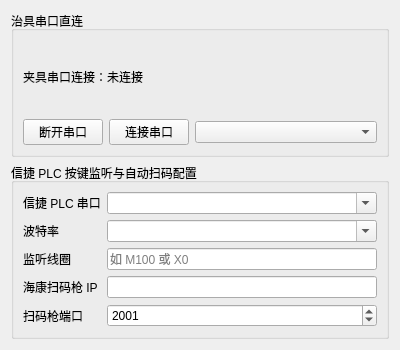
Qt form platform/settings/widgets/fixture_uart.ui (yuhuang163/test) before a commit.
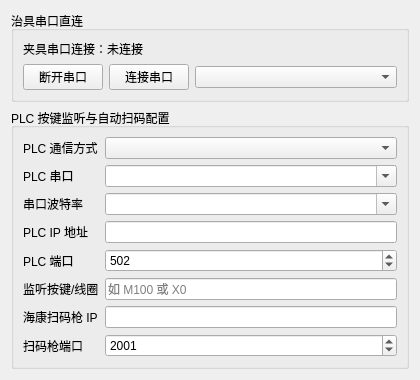
The same form after that commit.

Commit message: 兼容信捷plc  tcp通讯

What changed in the file:
```diff
--- a/platform/settings/widgets/fixture_uart.ui
+++ b/platform/settings/widgets/fixture_uart.ui
@@ -6,8 +6,8 @@
    <rect>
     <x>0</x>
     <y>0</y>
-    <width>400</width>
-    <height>350</height>
+    <width>420</width>
+    <height>380</height>
    </rect>
   </property>
   <property name="windowTitle">
@@ -63,69 +63,106 @@
      <item>
       <widget class="QGroupBox" name="preStartMonitorGroup">
        <property name="title">
-        <string>信捷 PLC 按键监听与自动扫码配置</string>
+        <string>PLC 按键监听与自动扫码配置</string>
        </property>
        <layout class="QFormLayout" name="preStartMonitorFormLayout">
         <item row="0" column="0">
-         <widget class="QLabel" name="plcComPortLabel">
+         <widget class="QLabel" name="plcDeviceLabel">
           <property name="text">
-           <string>信捷 PLC 串口</string>
+           <string>PLC 通信方式</string>
           </property>
          </widget>
         </item>
         <item row="0" column="1">
-         <widget class="QComboBox" name="plcComPortCombo">
-          <property name="editable">
-           <bool>true</bool>
-          </property>
-         </widget>
+         <widget class="QComboBox" name="plcDeviceCombo"/>
         </item>
         <item row="1" column="0">
-         <widget class="QLabel" name="plcBaudRateLabel">
+         <widget class="QLabel" name="plcComPortLabel">
           <property name="text">
-           <string>波特率</string>
+           <string>PLC 串口</string>
           </property>
          </widget>
         </item>
         <item row="1" column="1">
-         <widget class="QComboBox" name="plcBaudRateCombo">
+         <widget class="QComboBox" name="plcComPortCombo">
           <property name="editable">
            <bool>true</bool>
           </property>
          </widget>
         </item>
         <item row="2" column="0">
-         <widget class="QLabel" name="plcWaitAddressLabel">
+         <widget class="QLabel" name="plcBaudRateLabel">
           <property name="text">
-           <string>监听线圈</string>
+           <string>串口波特率</string>
           </property>
          </widget>
         </item>
         <item row="2" column="1">
+         <widget class="QComboBox" name="plcBaudRateCombo">
+          <property name="editable">
+           <bool>true</bool>
+          </property>
+         </widget>
+        </item>
+        <item row="3" column="0">
+         <widget class="QLabel" name="plcIpLabel">
+          <property name="text">
+           <string>PLC IP 地址</string>
+          </property>
+         </widget>
+        </item>
+        <item row="3" column="1">
+         <widget class="QLineEdit" name="plcIpLineEdit"/>
+        </item>
+        <item row="4" column="0">
+         <widget class="QLabel" name="plcPortLabel">
+          <property name="text">
+           <string>PLC 端口</string>
+          </property>
+         </widget>
+        </item>
+        <item row="4" column="1">
+         <widget class="QSpinBox" name="plcPortSpinBox">
+          <property name="maximum">
+           <number>65535</number>
+          </property>
+          <property name="value">
+           <number>502</number>
+          </property>
+         </widget>
+        </item>
+        <item row="5" column="0">
+         <widget class="QLabel" name="plcWaitAddressLabel">
+          <property name="text">
+           <string>监听按键/线圈</string>
+          </property>
+         </widget>
+        </item>
+        <item row="5" column="1">
          <widget class="QLineEdit" name="plcWaitAddressLineEdit">
           <property name="placeholderText">
            <string>如 M100 或 X0</string>
           </property>
          </widget>
         </item>
-        <item row="3" column="0">
+        <item row="6" column="0">
          <widget class="QLabel" name="scannerIpLabel">
           <property name="text">
            <string>海康扫码枪 IP</string>
           </property>
          </widget>
         </item>
-        <item row="3" column="1">
+        <item row="6" column="1">
          <widget class="QLineEdit" name="scannerIpLineEdit"/>
         </item>
-        <item row="4" column="0">
+        <item row="7" column="0">
          <widget class="QLabel" name="scannerPortLabel">
           <property name="text">
            <string>扫码枪端口</string>
           </property>
          </widget>
         </item>
-        <item row="4" column="1">
+        <item row="7" column="1">
          <widget class="QSpinBox" name="scannerPortSpinBox">
           <property name="maximum">
            <number>65535</number>
```
The commit also changes 3 other files.
